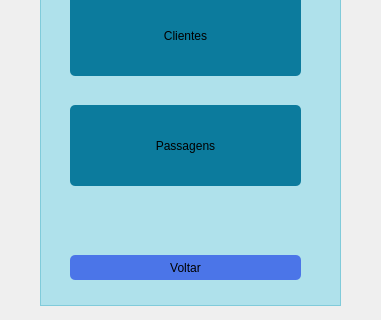
This is AirSys_Projeto_python/views/telaMenuGerente/telaMenuGerente.ui in WagnoLeaoSergio/Projeto-AirSys as Qt 5 draws it before an edit; both pictures show x 0 to 381 and y 185 to 505 of the 381 by 505 pixel window. The edited form follows.
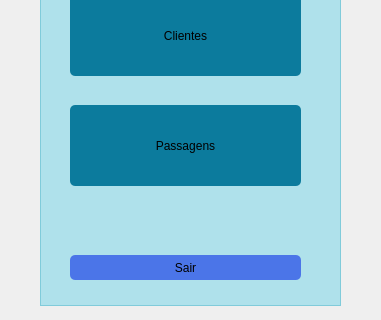
This is the edited form. Icons and pictures are not drawn.

Commit message: resto das telas criadas e teste com o carregamento da tabela de passagens feito

The edit to the form file:
```diff
--- a/AirSys_Projeto_python/views/telaMenuGerente/telaMenuGerente.ui
+++ b/AirSys_Projeto_python/views/telaMenuGerente/telaMenuGerente.ui
@@ -66,14 +66,14 @@
 font: 14pt &quot;Noto Serif Malayalam&quot;;
 }
 
-#botaoVoltar
+#botaoSair
 {
 border-radius: 5px;
 background-color: rgb(75, 117, 232);
 font: 14pt &quot;Noto Serif Malayalam&quot;;
 }
 
-#botaoVoltar:hover
+#botaoSair:hover
 {
 border-radius: 5px;
 background-color: rgb(121, 173, 255);
@@ -135,7 +135,7 @@
       <string>Passagens</string>
      </property>
     </widget>
-    <widget class="QPushButton" name="botaoVoltar">
+    <widget class="QPushButton" name="botaoSair">
      <property name="geometry">
       <rect>
        <x>30</x>
@@ -145,7 +145,7 @@
       </rect>
      </property>
      <property name="text">
-      <string>Voltar</string>
+      <string>Sair</string>
      </property>
     </widget>
    </widget>
```
The commit also changes 26 other files.
